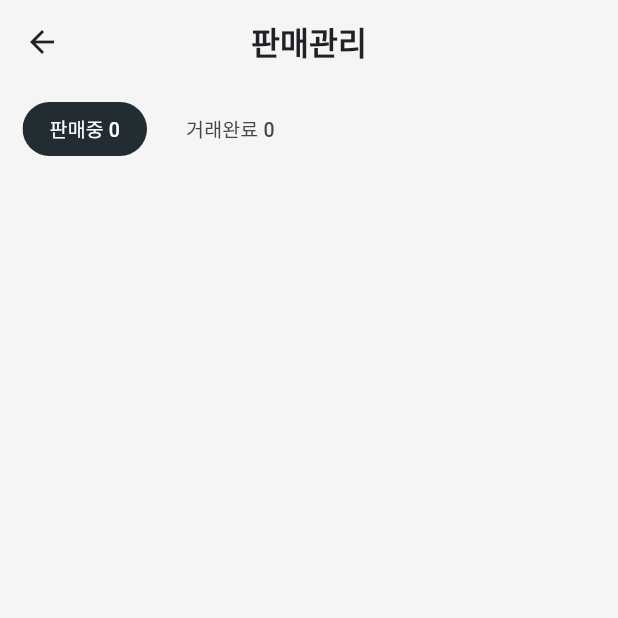
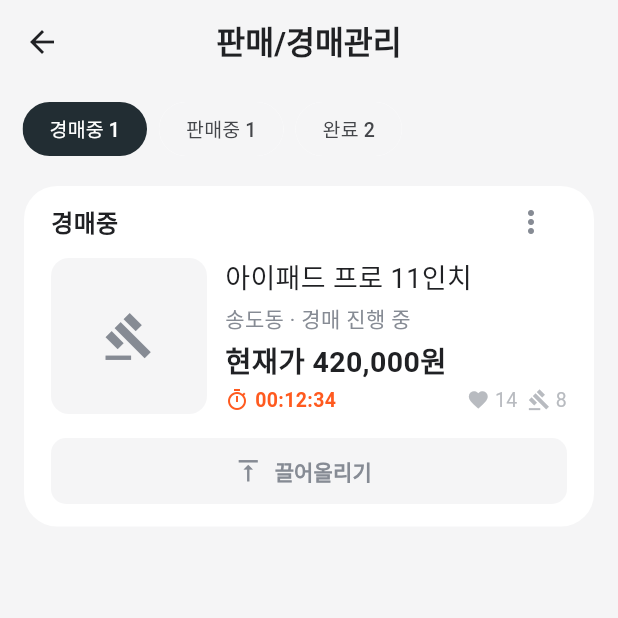
Before and after one commit to starton-2026-team1/starton-team1-mini, a Flutter app: the SalesManagementPage screen opened directly, on a phone screen of 412 x 824 dp, the top half of it. Run offline on Flutter 3.47's test engine with Material 3 defaults, Android fonts, the phone set to English and light mode, and no system bars; our stand-ins replace flutter_secure_storage, image_picker, shared_preferences; missing offline and left inert: photo_manager; accounts and stored records are empty.

Commit message:
[Feat] 경매완료 경매중 판매중 관리 ui

```diff
--- /dev/null
+++ b/frontend/lib/features/product/data/mock_sales_management_items.dart
@@ -0,0 +1,50 @@
+import '../models/sales_management_filter.dart';
+import '../models/sales_management_item.dart';
+
+const mockSalesManagementItems = [
+  SalesManagementItem(
+    id: 3,
+    filter: SalesManagementFilter.auction,
+    auction: true,
+    title: '아이패드 프로 11인치',
+    location: '송도동',
+    timeLabel: '경매 진행 중',
+    price: 420000,
+    auctionRemainingTime: Duration(minutes: 12, seconds: 34),
+    bidCount: 8,
+    favoriteCount: 14,
+  ),
+  SalesManagementItem(
+    id: 4,
+    filter: SalesManagementFilter.completed,
+    auction: true,
+    title: '맥북 에어 M2',
+    location: '송도동',
+    timeLabel: '낙찰 완료',
+    price: 980000,
+    bidCount: 16,
+    favoriteCount: 21,
+  ),
+  SalesManagementItem(
+    id: 1,
+    filter: SalesManagementFilter.selling,
+    title: '아디다스 집업',
+    location: '전국',
+    timeLabel: '3개월 전',
+    price: 30000,
+    viewCount: 100,
+    chatCount: 3,
+    favoriteCount: 8,
+  ),
+  SalesManagementItem(
+    id: 2,
+    filter: SalesManagementFilter.completed,
+    title: 'LG 노트북',
+    location: '전국',
+    timeLabel: '10개월 전',
+    price: 250000,
+    viewCount: 77,
+    chatCount: 3,
+    favoriteCount: 1,
+  ),
+];
--- a/frontend/lib/features/product/models/sales_management_filter.dart
+++ b/frontend/lib/features/product/models/sales_management_filter.dart
@@ -1,6 +1,7 @@
 enum SalesManagementFilter {
+  auction('경매중'),
   selling('판매중'),
-  completed('거래완료');
+  completed('완료');
 
   const SalesManagementFilter(this.label);
 
--- /dev/null
+++ b/frontend/lib/features/product/models/sales_management_item.dart
@@ -0,0 +1,54 @@
+import 'sales_management_filter.dart';
+
+class SalesManagementItem {
+  const SalesManagementItem({
+    required this.id,
+    required this.filter,
+    required this.title,
+    required this.location,
+    required this.timeLabel,
+    required this.price,
+    this.imageUrl,
+    this.viewCount = 0,
+    this.chatCount = 0,
+    this.favoriteCount = 0,
+    this.auctionRemainingTime,
+    this.bidCount = 0,
+    this.auction = false,
+  });
+
+  factory SalesManagementItem.fromJson(Map<String, dynamic> json) {
+    final status = json['status'] as String;
+    return SalesManagementItem(
+      id: (json['id'] as num).toInt(),
+      filter: status == 'SOLD'
+          ? SalesManagementFilter.completed
+          : SalesManagementFilter.selling,
+      title: json['title'] as String,
+      location: json['location'] as String? ?? '',
+      timeLabel: json['time_label'] as String? ?? '',
+      price: ((json['fixed_price'] as Map<String, dynamic>)['price'] as num)
+          .toInt(),
+      imageUrl: json['image_url'] as String?,
+      viewCount: (json['view_count'] as num?)?.toInt() ?? 0,
+      chatCount: (json['chat_count'] as num?)?.toInt() ?? 0,
+      favoriteCount: (json['favorite_count'] as num?)?.toInt() ?? 0,
+    );
+  }
+
+  final int id;
+  final SalesManagementFilter filter;
+  final String title;
+  final String location;
+  final String timeLabel;
+  final int price;
+  final String? imageUrl;
+  final int viewCount;
+  final int chatCount;
+  final int favoriteCount;
+  final Duration? auctionRemainingTime;
+  final int bidCount;
+  final bool auction;
+
+  bool get isAuction => auction || filter == SalesManagementFilter.auction;
+}
--- a/frontend/lib/features/product/pages/sales_management_page.dart
+++ b/frontend/lib/features/product/pages/sales_management_page.dart
@@ -2,7 +2,10 @@ import 'package:flutter/material.dart';
 import 'package:frontend/shared/theme/app_colors.dart';
 import 'package:frontend/shared/widgets/app_filter_chip_bar.dart';
 
+import '../data/mock_sales_management_items.dart';
 import '../models/sales_management_filter.dart';
+import '../models/sales_management_item.dart';
+import '../widgets/sales_management_item_card.dart';
 
 class SalesManagementPage extends StatefulWidget {
   const SalesManagementPage({super.key});
@@ -12,7 +15,17 @@ class SalesManagementPage extends StatefulWidget {
 }
 
 class _SalesManagementPageState extends State<SalesManagementPage> {
-  SalesManagementFilter _selectedFilter = SalesManagementFilter.selling;
+  SalesManagementFilter _selectedFilter = SalesManagementFilter.auction;
+
+  List<SalesManagementItem> get _filteredItems => mockSalesManagementItems
+      .where((item) => item.filter == _selectedFilter)
+      .toList();
+
+  int _countFor(SalesManagementFilter filter) {
+    return mockSalesManagementItems
+        .where((item) => item.filter == filter)
+        .length;
+  }
 
   @override
   Widget build(BuildContext context) {
@@ -23,7 +36,7 @@ class _SalesManagementPageState extends State<SalesManagementPage> {
         surfaceTintColor: AppColors.transparent,
         centerTitle: true,
         title: const Text(
-          '판매관리',
+          '판매/경매관리',
           style: TextStyle(fontSize: 21, fontWeight: FontWeight.w700),
         ),
       ),
@@ -33,12 +46,21 @@ class _SalesManagementPageState extends State<SalesManagementPage> {
           AppFilterChipBar<SalesManagementFilter>(
             items: SalesManagementFilter.values,
             selectedItem: _selectedFilter,
-            labelBuilder: (filter) => '${filter.label} 0',
+            labelBuilder: (filter) => '${filter.label} ${_countFor(filter)}',
             onSelected: (filter) {
               setState(() => _selectedFilter = filter);
             },
           ),
-          const Expanded(child: SizedBox.shrink()),
+          Expanded(
+            child: ListView.separated(
+              padding: const EdgeInsets.fromLTRB(16, 8, 16, 24),
+              itemCount: _filteredItems.length,
+              separatorBuilder: (_, _) => const SizedBox(height: 12),
+              itemBuilder: (context, index) {
+                return SalesManagementItemCard(item: _filteredItems[index]);
+              },
+            ),
+          ),
         ],
       ),
     );
--- /dev/null
+++ b/frontend/lib/features/product/widgets/sales_management_item_card.dart
@@ -0,0 +1,295 @@
+import 'package:flutter/material.dart';
+import 'package:frontend/shared/theme/app_colors.dart';
+
+import '../models/sales_management_filter.dart';
+import '../models/sales_management_item.dart';
+
+class SalesManagementItemCard extends StatelessWidget {
+  const SalesManagementItemCard({
+    required this.item,
+    this.onTap,
+    this.onAction,
+    this.onMore,
+    super.key,
+  });
+
+  final SalesManagementItem item;
+  final VoidCallback? onTap;
+  final VoidCallback? onAction;
+  final VoidCallback? onMore;
+
+  String get _statusLabel {
+    if (item.filter == SalesManagementFilter.completed && item.isAuction) {
+      return '경매완료';
+    }
+    return switch (item.filter) {
+      SalesManagementFilter.auction => '경매중',
+      SalesManagementFilter.selling => '판매중',
+      SalesManagementFilter.completed => '거래완료',
+    };
+  }
+
+  String get _actionLabel => switch (item.filter) {
+    SalesManagementFilter.auction => '끌어올리기',
+    SalesManagementFilter.selling => '끌어올리기',
+    SalesManagementFilter.completed => '후기 보내기',
+  };
+
+  @override
+  Widget build(BuildContext context) {
+    return Material(
+      color: AppColors.white,
+      borderRadius: BorderRadius.circular(22),
+      child: Padding(
+        padding: const EdgeInsets.fromLTRB(18, 0, 18, 15),
+        child: Column(
+          crossAxisAlignment: CrossAxisAlignment.start,
+          children: [
+            Row(
+              children: [
+                Expanded(
+                  child: Text(
+                    _statusLabel,
+                    style: TextStyle(
+                      color: item.filter == SalesManagementFilter.completed
+                          ? AppColors.textSecondary
+                          : AppColors.textStrong,
+                      fontSize: 16,
+                      fontWeight: FontWeight.w700,
+                    ),
+                  ),
+                ),
+                IconButton(
+                  onPressed: onMore,
+                  icon: const Icon(
+                    Icons.more_vert,
+                    color: AppColors.textSecondary,
+                  ),
+                ),
+              ],
+            ),
+            InkWell(
+              onTap: onTap,
+              borderRadius: BorderRadius.circular(12),
+              child: Row(
+                crossAxisAlignment: CrossAxisAlignment.start,
+                children: [
+                  _ItemImage(
+                    imageUrl: item.imageUrl,
+                    isAuction: item.isAuction,
+                  ),
+                  const SizedBox(width: 12),
+                  Expanded(
+                    child: SizedBox(
+                      height: 104,
+                      child: Column(
+                        crossAxisAlignment: CrossAxisAlignment.start,
+                        children: [
+                          Text(
+                            item.title,
+                            maxLines: 1,
+                            overflow: TextOverflow.ellipsis,
+                            style: const TextStyle(fontSize: 18),
+                          ),
+                          const SizedBox(height: 3),
+                          Text(
+                            '${item.location} · ${item.timeLabel}',
+                            style: const TextStyle(
+                              color: AppColors.textSecondary,
+                              fontSize: 14,
+                            ),
+                          ),
+                          const SizedBox(height: 3),
+                          Text(
+                            switch (item.filter) {
+                              SalesManagementFilter.auction =>
+                                '현재가 ${_formatPrice(item.price)}원',
+                              SalesManagementFilter.completed
+                                  when item.isAuction =>
+                                '최종 낙찰가 ${_formatPrice(item.price)}원',
+                              _ => '${_formatPrice(item.price)}원',
+                            },
+                            style: const TextStyle(
+                              fontSize: 19,
+                              fontWeight: FontWeight.w700,
+                            ),
+                          ),
+                          const Spacer(),
+                          if (item.isAuction)
+                            _AuctionSummary(item: item)
+                          else
+                            Align(
+                              alignment: Alignment.centerRight,
+                              child: _ItemMetrics(item: item),
+                            ),
+                        ],
+                      ),
+                    ),
+                  ),
+                ],
+              ),
+            ),
+            const SizedBox(height: 16),
+            SizedBox(
+              width: double.infinity,
+              height: 44,
+              child: FilledButton.icon(
+                onPressed: onAction,
+                style: FilledButton.styleFrom(
+                  backgroundColor: AppColors.surfaceMuted,
+                  disabledBackgroundColor: AppColors.surfaceMuted,
+                  foregroundColor: AppColors.textStrong,
+                  disabledForegroundColor: AppColors.textSecondary,
+                  elevation: 0,
+                  shape: RoundedRectangleBorder(
+                    borderRadius: BorderRadius.circular(10),
+                  ),
+                ),
+                icon: Icon(
+                  item.filter == SalesManagementFilter.completed
+                      ? Icons.edit
+                      : Icons.vertical_align_top,
+                  size: 19,
+                ),
+                label: Text(
+                  _actionLabel,
+                  style: const TextStyle(fontWeight: FontWeight.w700),
+                ),
+              ),
+            ),
+          ],
+        ),
+      ),
+    );
+  }
+
+  String _formatPrice(int price) {
+    return price.toString().replaceAllMapped(
+      RegExp(r'\B(?=(\d{3})+(?!\d))'),
+      (_) => ',',
+    );
+  }
+}
+
+class _ItemImage extends StatelessWidget {
+  const _ItemImage({required this.imageUrl, required this.isAuction});
+
+  final String? imageUrl;
+  final bool isAuction;
+
+  @override
+  Widget build(BuildContext context) {
+    return ClipRRect(
+      borderRadius: BorderRadius.circular(12),
+      child: SizedBox(
+        width: 104,
+        height: 104,
+        child: imageUrl == null
+            ? ColoredBox(
+                color: AppColors.surfaceMuted,
+                child: Icon(
+                  isAuction ? Icons.gavel_outlined : Icons.image_outlined,
+                  color: AppColors.textSecondary,
+                  size: 34,
+                ),
+              )
+            : Image.network(
+                imageUrl!,
+                fit: BoxFit.cover,
+                errorBuilder: (_, _, _) => const ColoredBox(
+                  color: AppColors.surfaceMuted,
+                  child: Icon(Icons.broken_image_outlined),
+                ),
+              ),
+      ),
+    );
+  }
+}
+
+class _ItemMetrics extends StatelessWidget {
+  const _ItemMetrics({required this.item});
+
+  final SalesManagementItem item;
+
+  @override
+  Widget build(BuildContext context) {
+    const style = TextStyle(color: AppColors.textDisabled, fontSize: 13);
+    return Row(
+      mainAxisSize: MainAxisSize.min,
+      children: [
+        const Icon(
+          Icons.visibility_outlined,
+          size: 16,
+          color: AppColors.textDisabled,
+        ),
+        Text(' ${item.viewCount}', style: style),
+        const SizedBox(width: 7),
+        const Icon(Icons.chat_bubble, size: 15, color: AppColors.textDisabled),
+        Text(' ${item.chatCount}', style: style),
+        const SizedBox(width: 7),
+        const Icon(Icons.favorite, size: 15, color: AppColors.textDisabled),
+        Text(' ${item.favoriteCount}', style: style),
+      ],
+    );
+  }
+}
+
+class _AuctionSummary extends StatelessWidget {
+  const _AuctionSummary({required this.item});
+
+  final SalesManagementItem item;
+
+  @override
+  Widget build(BuildContext context) {
+    final isCompleted = item.filter == SalesManagementFilter.completed;
+    return Row(
+      children: [
+        if (!isCompleted) ...[
+          const Icon(Icons.timer_outlined, size: 16, color: AppColors.auction),
+          const SizedBox(width: 4),
+          Expanded(
+            child: Text(
+              _remainingTimeLabel(item.auctionRemainingTime),
+              maxLines: 1,
+              overflow: TextOverflow.ellipsis,
+              style: const TextStyle(
+                color: AppColors.auction,
+                fontSize: 13,
+                fontWeight: FontWeight.w700,
+              ),
+            ),
+          ),
+        ] else
+          const Spacer(),
+        const Icon(Icons.favorite, size: 15, color: AppColors.textDisabled),
+        Text(
+          ' ${item.favoriteCount}',
+          style: const TextStyle(color: AppColors.textDisabled, fontSize: 13),
+        ),
+        const SizedBox(width: 7),
+        const Icon(Icons.gavel, size: 15, color: AppColors.textDisabled),
+        Text(
+          ' ${item.bidCount}',
+          style: const TextStyle(color: AppColors.textDisabled, fontSize: 13),
+        ),
+      ],
+    );
+  }
+
+  String _remainingTimeLabel(Duration? remainingTime) {
+    if (remainingTime == null || remainingTime <= Duration.zero) {
+      return '경매 종료';
+    }
+
+    final hours = remainingTime.inHours.toString().padLeft(2, '0');
+    final minutes = remainingTime.inMinutes
+        .remainder(60)
+        .toString()
+        .padLeft(2, '0');
+    final seconds = remainingTime.inSeconds
+        .remainder(60)
+        .toString()
+        .padLeft(2, '0');
+    return '$hours:$minutes:$seconds';
+  }
+}
--- a/frontend/lib/features/profile/data/profile_menu_data.dart
+++ b/frontend/lib/features/profile/data/profile_menu_data.dart
@@ -27,7 +27,7 @@ const profileMenuSections = [
     title: '나의 거래',
     items: [
       ProfileMenuItem(
-        label: '판매관리',
+        label: '판매/경매관리',
         icon: Icons.receipt_long_outlined,
         routeKey: 'sales',
       ),
```
Also changed, not shown: 3 other files.
